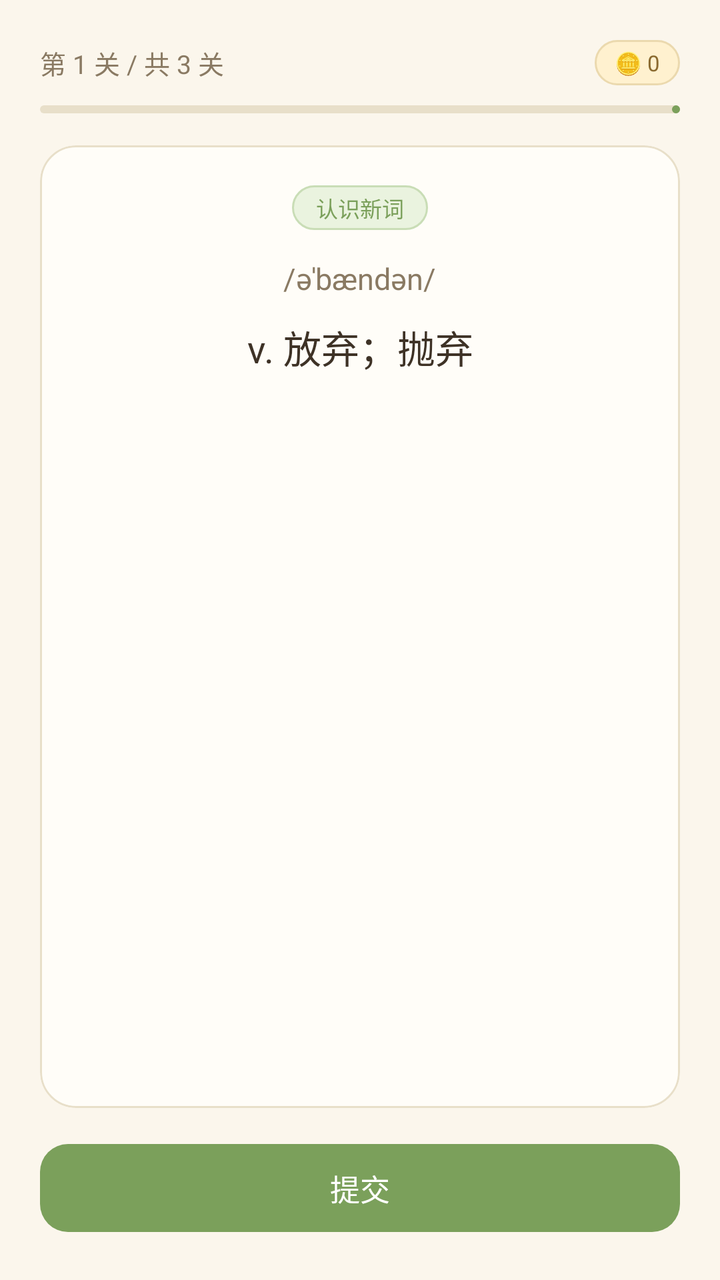
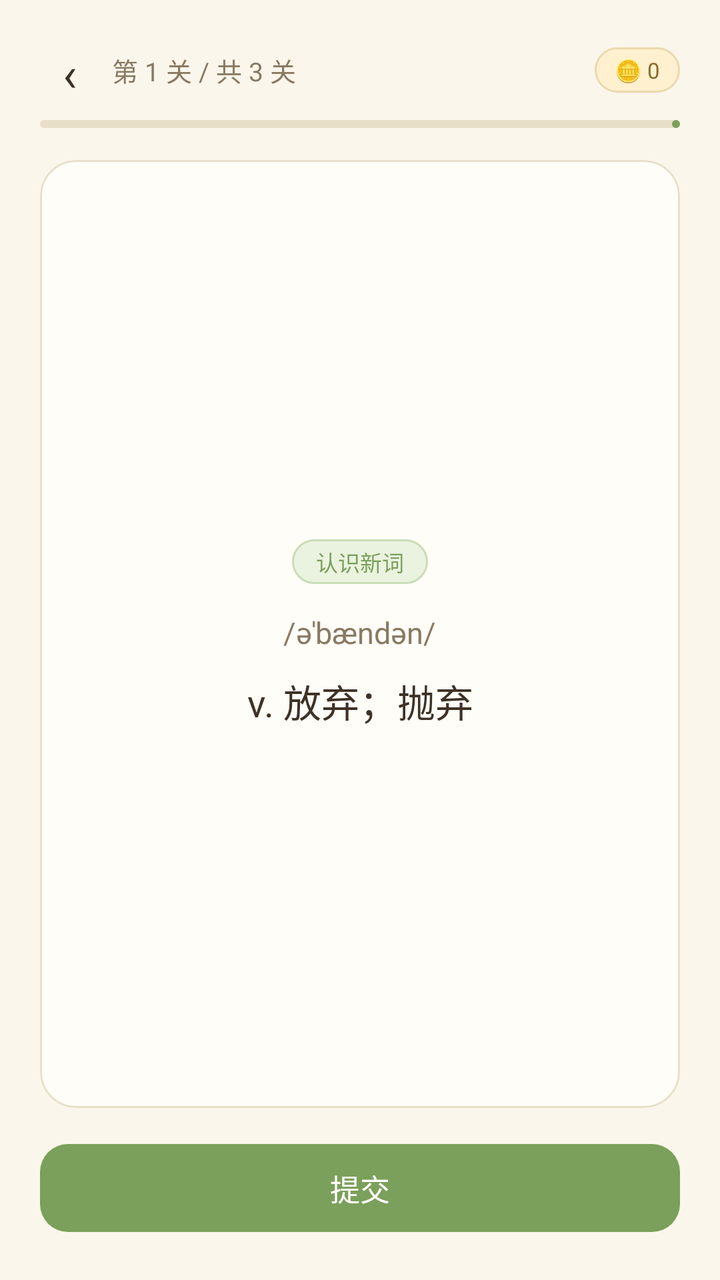

The first picture is an Android layout as it rendered before a commit; the second is the same layout after the commit. The layout source and the unified diff follow.
<!-- AndroidManifest.xml: application theme Theme.Aienglish -->
<!-- res/layout/activity_word.xml -->
<?xml version="1.0" encoding="utf-8"?>
<LinearLayout xmlns:android="http://schemas.android.com/apk/res/android"
    xmlns:app="http://schemas.android.com/apk/res-auto"
    android:layout_width="match_parent"
    android:layout_height="match_parent"
    android:background="@color/cozy_bg"
    android:orientation="vertical"
    android:padding="20dp">

    <LinearLayout
        android:layout_width="match_parent"
        android:layout_height="wrap_content"
        android:gravity="center_vertical"
        android:orientation="horizontal">

        <TextView
            android:id="@+id/tvProgress"
            android:layout_width="0dp"
            android:layout_height="wrap_content"
            android:layout_weight="1"
            android:text="第 1 关 / 共 3 关"
            android:textColor="@color/cozy_text_sub"
            android:textSize="13sp" />

        <TextView
            android:id="@+id/tvCoin"
            android:layout_width="wrap_content"
            android:layout_height="wrap_content"
            android:background="@drawable/bg_coin"
            android:paddingHorizontal="10dp"
            android:paddingVertical="4dp"
            android:text="🪙 0"
            android:textColor="@color/coin_text"
            android:textSize="11sp" />
    </LinearLayout>

    <com.google.android.material.progressindicator.LinearProgressIndicator
        android:id="@+id/progressBar"
        android:layout_width="match_parent"
        android:layout_height="6dp"
        android:layout_marginTop="10dp"
        app:trackColor="@color/cozy_line"
        app:trackCornerRadius="3dp" />

    <com.google.android.material.card.MaterialCardView
        android:layout_width="match_parent"
        android:layout_height="0dp"
        android:layout_marginTop="16dp"
        android:layout_weight="1"
        app:cardCornerRadius="18dp"
        app:cardElevation="0dp">

        <LinearLayout
            android:layout_width="match_parent"
            android:layout_height="match_parent"
            android:gravity="center_horizontal"
            android:orientation="vertical"
            android:padding="20dp">

            <TextView
                android:id="@+id/tvMode"
                android:layout_width="wrap_content"
                android:layout_height="wrap_content"
                android:background="@drawable/bg_action_main"
                android:paddingHorizontal="12dp"
                android:paddingVertical="3dp"
                android:text="认识新词"
                android:textColor="@color/cozy_green"
                android:textSize="11sp" />

            <TextView
                android:id="@+id/tvPhonetic"
                android:layout_width="wrap_content"
                android:layout_height="wrap_content"
                android:layout_marginTop="14dp"
                android:text="/əˈbændən/"
                android:textColor="@color/cozy_text_sub"
                android:textSize="15sp" />

            <TextView
                android:id="@+id/tvMeaning"
                android:layout_width="wrap_content"
                android:layout_height="wrap_content"
                android:layout_marginTop="10dp"
                android:gravity="center"
                android:text="v. 放弃；抛弃"
                android:textColor="@color/cozy_text"
                android:textSize="19sp" />

            <TextView
                android:id="@+id/tvHint"
                android:layout_width="wrap_content"
                android:layout_height="wrap_content"
                android:layout_marginTop="26dp"
                android:fontFamily="monospace"
                android:gravity="center"
                android:letterSpacing="0.05"
                android:paddingHorizontal="6dp"
                android:text="a b _ n _ _ n"
                android:textColor="@color/cozy_green"
                android:textSize="19sp"
                android:visibility="gone" />

            <com.google.android.material.textfield.TextInputLayout
                android:id="@+id/layoutAnswer"
                android:layout_width="match_parent"
                android:layout_height="wrap_content"
                android:layout_marginTop="18dp"
                android:hint="输入完整单词"
                android:visibility="gone">

                <com.google.android.material.textfield.TextInputEditText
                    android:id="@+id/etAnswer"
                    android:layout_width="match_parent"
                    android:layout_height="wrap_content"
                    android:imeOptions="actionDone"
                    android:inputType="textVisiblePassword"
                    android:maxLines="1" />
            </com.google.android.material.textfield.TextInputLayout>

            <TextView
                android:id="@+id/tvFeedback"
                android:layout_width="match_parent"
                android:layout_height="wrap_content"
                android:layout_marginTop="16dp"
                android:gravity="center"
                android:textSize="14sp"
                android:visibility="gone" />

            <TextView
                android:id="@+id/tvExample"
                android:layout_width="wrap_content"
                android:layout_height="wrap_content"
                android:layout_marginTop="16dp"
                android:gravity="center"
                android:textColor="@color/cozy_text_sub"
                android:textSize="12sp"
                android:visibility="gone" />
        </LinearLayout>
    </com.google.android.material.card.MaterialCardView>

    <com.google.android.material.button.MaterialButton
        android:id="@+id/btnSubmit"
        android:layout_width="match_parent"
        android:layout_height="52dp"
        android:layout_marginTop="14dp"
        android:text="提交" />

    <LinearLayout
        android:id="@+id/llKnow"
        android:layout_width="match_parent"
        android:layout_height="wrap_content"
        android:layout_marginTop="14dp"
        android:orientation="horizontal"
        android:visibility="gone">

        <com.google.android.material.button.MaterialButton
            android:id="@+id/btnDontKnow"
            style="@style/Widget.Cozy.Button.Outlined"
            android:layout_width="0dp"
            android:layout_height="52dp"
            android:layout_weight="1"
            android:text="不认识" />

        <Space
            android:layout_width="10dp"
            android:layout_height="1dp" />

        <com.google.android.material.button.MaterialButton
            android:id="@+id/btnKnow"
            android:layout_width="0dp"
            android:layout_height="52dp"
            android:layout_weight="1"
            android:text="认识" />
    </LinearLayout>
</LinearLayout>
<!-- resources referenced by this layout -->
<resources>
  <color name="coin_text">#FF8A6A2F</color>
  <color name="cozy_bg">#FFFBF6EC</color>
  <color name="cozy_green">#FF7BA05B</color>
  <color name="cozy_line">#FFE8DFC9</color>
  <color name="cozy_text">#FF3E3226</color>
  <color name="cozy_text_sub">#FF8A7A63</color>
  <!-- drawable bg_action_main (drawable) -->
  <?xml version="1.0" encoding="utf-8"?>
  <shape xmlns:android="http://schemas.android.com/apk/res/android" android:shape="rectangle">
      <solid android:color="@color/cozy_green_light" />
      <stroke android:width="1dp" android:color="#FFC9DDB6" />
      <corners android:radius="18dp" />
  </shape>
  <!-- drawable bg_coin (drawable) -->
  <?xml version="1.0" encoding="utf-8"?>
  <shape xmlns:android="http://schemas.android.com/apk/res/android" android:shape="rectangle">
      <solid android:color="@color/coin_bg" />
      <stroke android:width="1dp" android:color="#FFEBD9AE" />
      <corners android:radius="999dp" />
  </shape>
  <style name="Widget.Cozy.Button.Outlined" parent="Widget.Material3.Button.OutlinedButton">
          <item name="cornerRadius">14dp</item>
          <item name="android:textSize">15sp</item>
          <item name="android:letterSpacing">0</item>
      </style>
  <style name="Theme.Aienglish" parent="Base.Theme.Aienglish" />
  <color name="cozy_green_light">#FFEAF3DF</color>
  <color name="coin_bg">#FFFFF1CF</color>
  <color name="white">#FFFFFFFF</color>
  <color name="cozy_clay">#FFE8A87C</color>
  <color name="cozy_card">#FFFFFDF8</color>
  <color name="danger">#FFC0563F</color>
  <style name="Widget.Cozy.Button" parent="Widget.Material3.Button">
          <item name="cornerRadius">14dp</item>
          <item name="android:textSize">15sp</item>
          <item name="android:letterSpacing">0</item>
      </style>
  <style name="Widget.Cozy.Card" parent="Widget.Material3.CardView.Elevated">
          <item name="cardCornerRadius">16dp</item>
          <item name="cardElevation">1dp</item>
          <item name="cardBackgroundColor">@color/cozy_card</item>
          <item name="strokeColor">@color/cozy_line</item>
          <item name="strokeWidth">1dp</item>
      </style>
  <style name="Widget.Cozy.TextInput" parent="Widget.Material3.TextInputLayout.OutlinedBox">
          <item name="boxCornerRadiusTopStart">14dp</item>
          <item name="boxCornerRadiusTopEnd">14dp</item>
          <item name="boxCornerRadiusBottomStart">14dp</item>
          <item name="boxCornerRadiusBottomEnd">14dp</item>
          <item name="boxBackgroundColor">@color/cozy_card</item>
          <item name="boxStrokeColor">@color/cozy_line</item>
      </style>
  <!-- unchanged entries left out for length: 1 -->
</resources>

<!-- the commit's change to res/layout/activity_word.xml (unified diff, before → after) -->
@@ -12,6 +12,17 @@
         android:layout_height="wrap_content"
         android:gravity="center_vertical"
         android:orientation="horizontal">
+
+        <TextView
+            android:id="@+id/btnBack"
+            android:layout_width="30dp"
+            android:layout_height="30dp"
+            android:layout_marginEnd="6dp"
+            android:background="?attr/selectableItemBackgroundBorderless"
+            android:gravity="center"
+            android:text="‹"
+            android:textColor="@color/cozy_text"
+            android:textSize="24sp" />
 
         <TextView
             android:id="@+id/tvProgress"
@@ -53,7 +64,7 @@
         <LinearLayout
             android:layout_width="match_parent"
             android:layout_height="match_parent"
-            android:gravity="center_horizontal"
+            android:gravity="center"
             android:orientation="vertical"
             android:padding="20dp">
 
@@ -87,36 +98,25 @@
                 android:textColor="@color/cozy_text"
                 android:textSize="19sp" />
 
-            <TextView
-                android:id="@+id/tvHint"
-                android:layout_width="wrap_content"
-                android:layout_height="wrap_content"
-                android:layout_marginTop="26dp"
-                android:fontFamily="monospace"
-                android:gravity="center"
-                android:letterSpacing="0.05"
-                android:paddingHorizontal="6dp"
-                android:text="a b _ n _ _ n"
-                android:textColor="@color/cozy_green"
-                android:textSize="19sp"
-                android:visibility="gone" />
-
-            <com.google.android.material.textfield.TextInputLayout
-                android:id="@+id/layoutAnswer"
+            <HorizontalScrollView
+                android:id="@+id/svBlanks"
                 android:layout_width="match_parent"
                 android:layout_height="wrap_content"
-                android:layout_marginTop="18dp"
-                android:hint="输入完整单词"
+                android:layout_marginTop="22dp"
+                android:scrollbars="none"
                 android:visibility="gone">
 
-                <com.google.android.material.textfield.TextInputEditText
-                    android:id="@+id/etAnswer"
-                    android:layout_width="match_parent"
+                <LinearLayout
+                    android:id="@+id/llBlanks"
+                    android:layout_width="wrap_content"
                     android:layout_height="wrap_content"
-                    android:imeOptions="actionDone"
-                    android:inputType="textVisiblePassword"
-                    android:maxLines="1" />
-            </com.google.android.material.textfield.TextInputLayout>
+                    android:layout_gravity="center_horizontal"
+                    android:gravity="center"
+                    android:orientation="horizontal"
+                    android:paddingHorizontal="4dp" />
+            </HorizontalScrollView>
+
+
 
             <TextView
                 android:id="@+id/tvFeedback"
